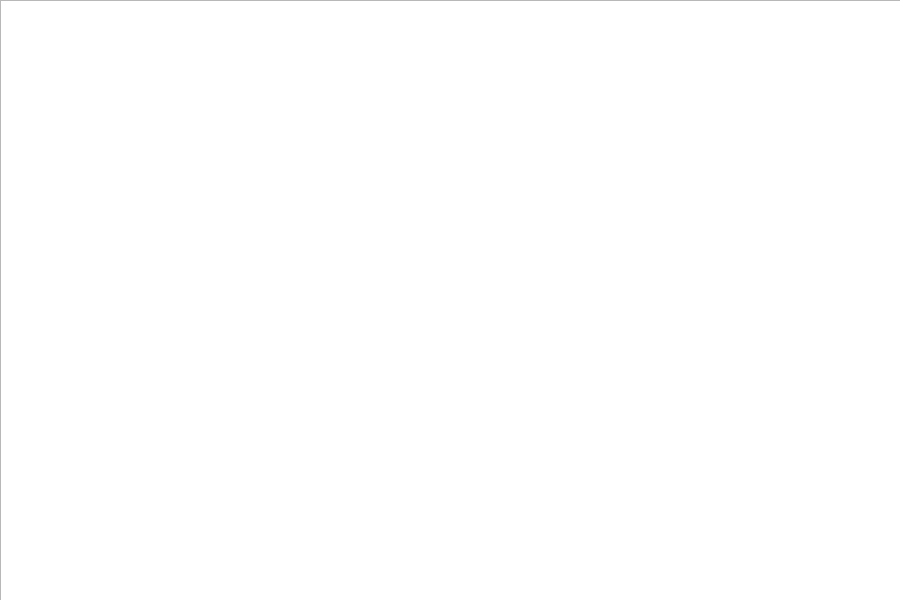
1998vk/Project, file widget.ui: the form before one commit.
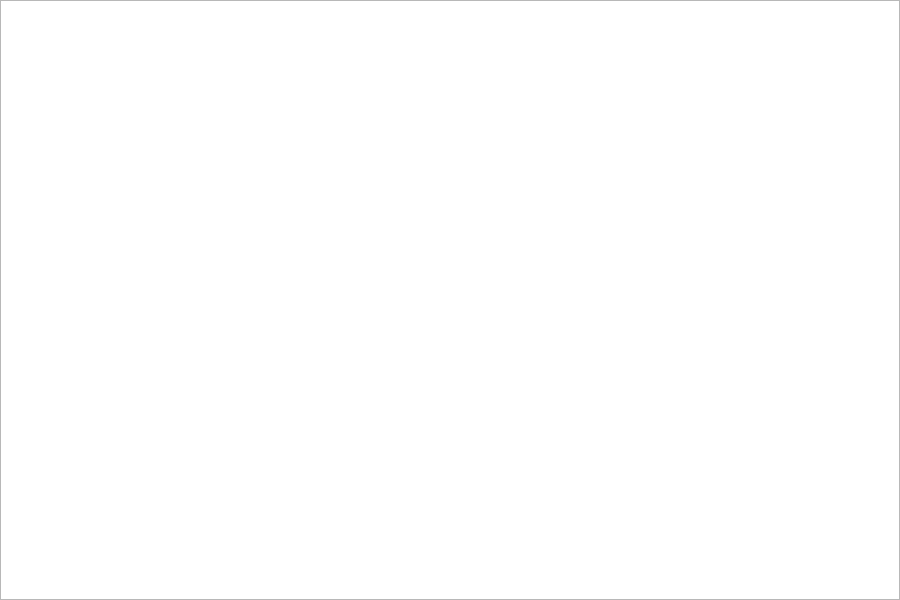
The form after the commit.

```diff
--- a/widget.ui
+++ b/widget.ui
@@ -10,11 +10,6 @@
     <height>600</height>
    </rect>
   </property>
-  <property name="font">
-   <font>
-    <pointsize>48</pointsize>
-   </font>
-  </property>
   <property name="windowTitle">
    <string>Widget</string>
   </property>
@@ -23,28 +18,15 @@
     <rect>
      <x>0</x>
      <y>0</y>
-     <width>905</width>
-     <height>605</height>
+     <width>900</width>
+     <height>600</height>
     </rect>
    </property>
-   <property name="font">
-    <font>
-     <pointsize>48</pointsize>
-     <stylestrategy>NoAntialias</stylestrategy>
-    </font>
-   </property>
-   <property name="tabletTracking">
-    <bool>false</bool>
-   </property>
-   <property name="interactive">
-    <bool>true</bool>
-   </property>
-   <property name="renderHints">
-    <set>QPainter::TextAntialiasing</set>
+   <property name="cursor" stdset="0">
+    <cursorShape>BlankCursor</cursorShape>
    </property>
   </widget>
  </widget>
- <layoutdefault spacing="6" margin="11"/>
  <resources/>
  <connections/>
 </ui>
```
Left out of the diff: 6 changed lines with no effect on the pictures.
